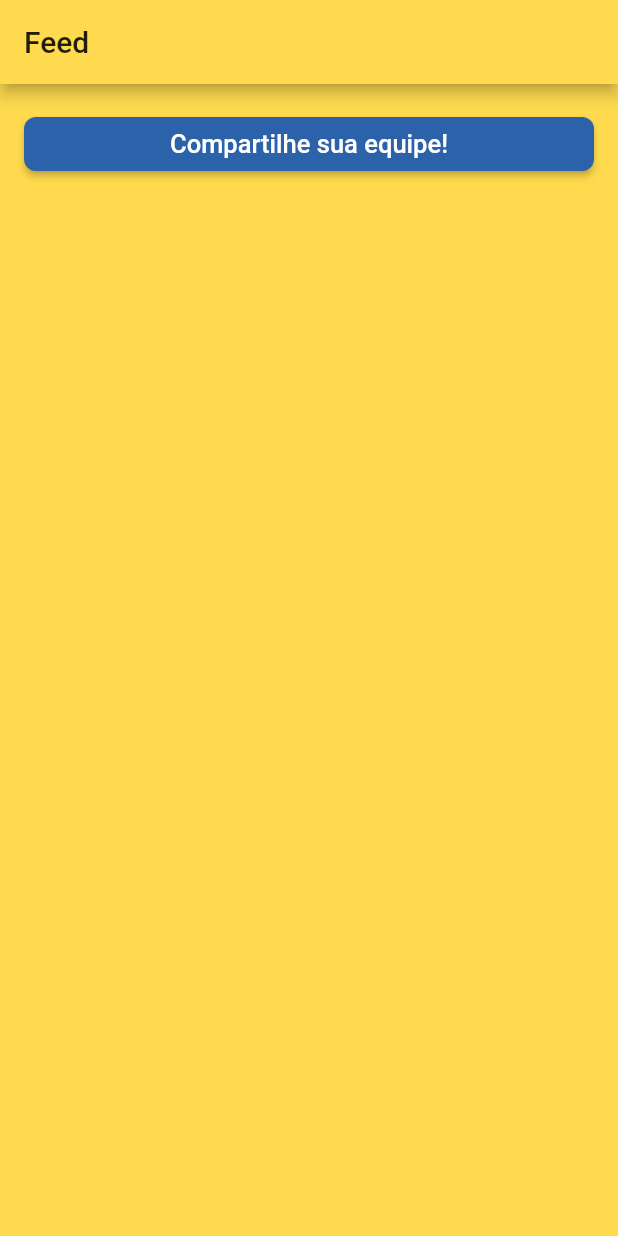
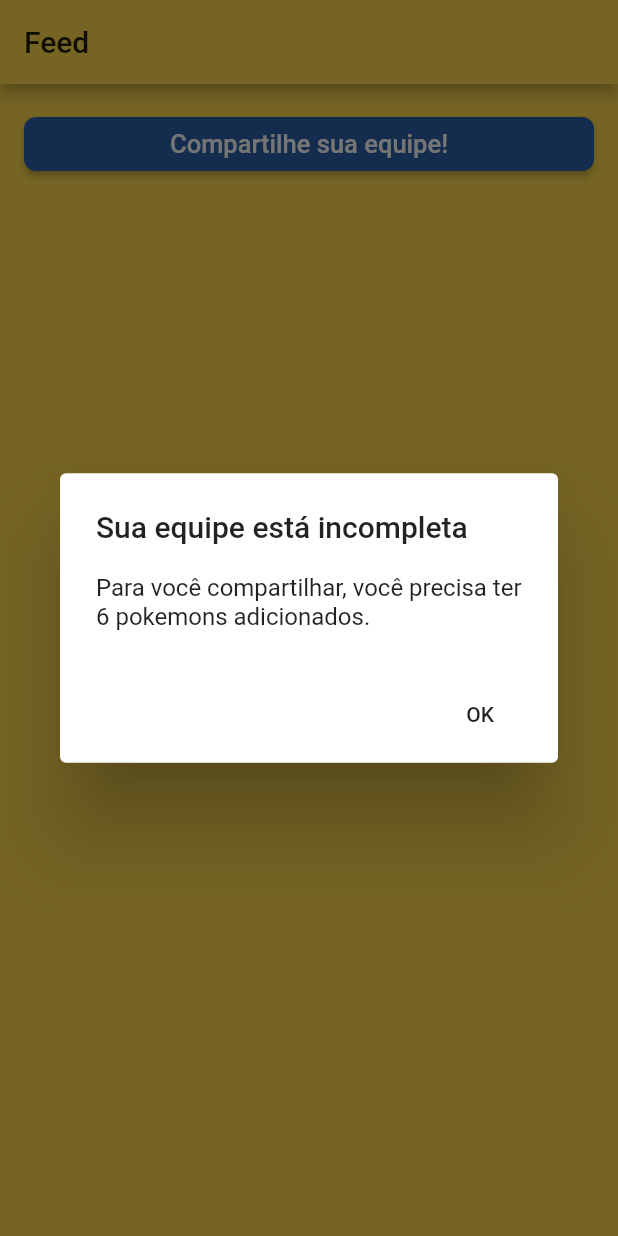
Before and after one commit to ArthurSMR/pokedex-flutter, a Flutter app: the FeedView screen opened directly, after a tap on "Compartilhe sua equipe!", on a phone screen of 412 x 824 dp. Run offline on Flutter 3.47's test engine with Material 2 defaults, Android fonts, the phone set to English and light mode, and no system bars; our stand-ins replace cloud_firestore, firebase_auth, firebase_core, firebase_storage, flutter_mobx, image_picker and 1 more; missing offline and left inert: checkbox_formfield; accounts and stored records are empty; generated files the repository leaves out were written again.

```diff
--- a/lib/model/post.dart
+++ b/lib/model/post.dart
@@ -7,23 +7,31 @@ class Post {
   int time;
   List<String> team;
   int likes = 0;
+  String uid;
 
-  Post({String id, String user, int time, List<String> team, int likes}) {
+  Post(
+      {String id,
+      String user,
+      int time,
+      List<String> team,
+      int likes,
+      String uid}) {
     this.id = id;
     this.user = "@" + user;
     this.time = time;
     this.team = team;
     this.likes = likes;
+    this.uid = uid;
   }
 
   String getDate() {
-    DateFormat dateFormat = DateFormat("dd/MM/yy H:m");
+    DateFormat dateFormat = DateFormat("dd/MM/yy H:mm");
     var date = new DateTime.fromMicrosecondsSinceEpoch(this.time * 1000);
     return dateFormat.format(date);
   }
 
   like() async {
-    var successful = await incrementLike(this.id);
+    var successful = await incrementLike(this.id, this.uid);
 
     if (successful) {
       this.likes += 1;
@@ -32,4 +40,6 @@ class Post {
       print("Falha ao curtir post com id: " + this.id);
     }
   }
+
+  sharePost() async {}
 }
--- a/lib/service/pokeapi_store.dart
+++ b/lib/service/pokeapi_store.dart
@@ -17,10 +17,11 @@ abstract class _PokeApiStoreBase with Store {
   PokeAPI get pokeAPI => _pokeAPI;
 
   @action
-  fetchPokemonList() {
+  Future<bool> fetchPokemonList() {
     loadPokeAPI().then((pokeList) {
       _pokeAPI = pokeList;
     });
+    return Future.value(true);
   }
 
   @observable
@@ -30,7 +31,7 @@ abstract class _PokeApiStoreBase with Store {
   List<Pokemon> get pokeList => _pokeList;
 
   @action
-  getTeam(List<String> team) {
+  Future<bool> getTeam(List<String> team) {
     List<Pokemon> list = List<Pokemon>();
     team.forEach((pokemonName) {
       pokeAPI.pokemons.forEach((pokemon) {
@@ -40,6 +41,7 @@ abstract class _PokeApiStoreBase with Store {
       });
     });
     _pokeList = list;
+    return Future.value(true);
   }
 
   Future<PokeAPI> loadPokeAPI() async {
--- a/lib/view/feed/feed.dart
+++ b/lib/view/feed/feed.dart
@@ -39,6 +39,14 @@ class _FeedViewState extends State<FeedView> {
                 ),
               ),
               onPressed: () {
+                // shareOwnTeam();
+                getFirebaseTeam().then((team) {
+                  if (team.length == 6) {
+                    shareOwnTeam(team);
+                  } else {
+                    showAlertDialog(context);
+                  }
+                });
                 print("Compartilhar equipe");
               },
             ),
@@ -50,8 +58,12 @@ class _FeedViewState extends State<FeedView> {
                       child: PostList(snapshot.data),
                     );
                   } else {
-                    return CircularProgressIndicator(
-                      backgroundColor: Colors.black,
+                    return Expanded(
+                      child: Center(
+                        child: CircularProgressIndicator(
+                          backgroundColor: Colors.black,
+                        ),
+                      ),
                     );
                   }
                 }),
@@ -60,4 +72,32 @@ class _FeedViewState extends State<FeedView> {
       ),
     );
   }
+
+  showAlertDialog(BuildContext context) {
+    // Create button
+    Widget okButton = FlatButton(
+      child: Text("OK"),
+      onPressed: () {
+        Navigator.of(context).pop();
+      },
+    );
+
+    // Create AlertDialog
+    AlertDialog alert = AlertDialog(
+      title: Text("Sua equipe está incompleta"),
+      content: Text(
+          "Para você compartilhar, você precisa ter 6 pokemons adicionados."),
+      actions: [
+        okButton,
+      ],
+    );
+
+    // show the dialog
+    showDialog(
+      context: context,
+      builder: (BuildContext context) {
+        return alert;
+      },
+    );
+  }
 }
```
Also changed, not shown: lib/dao/database.dart (+68 -3 lines), lib/service/pokeapi_store.g.dart.
